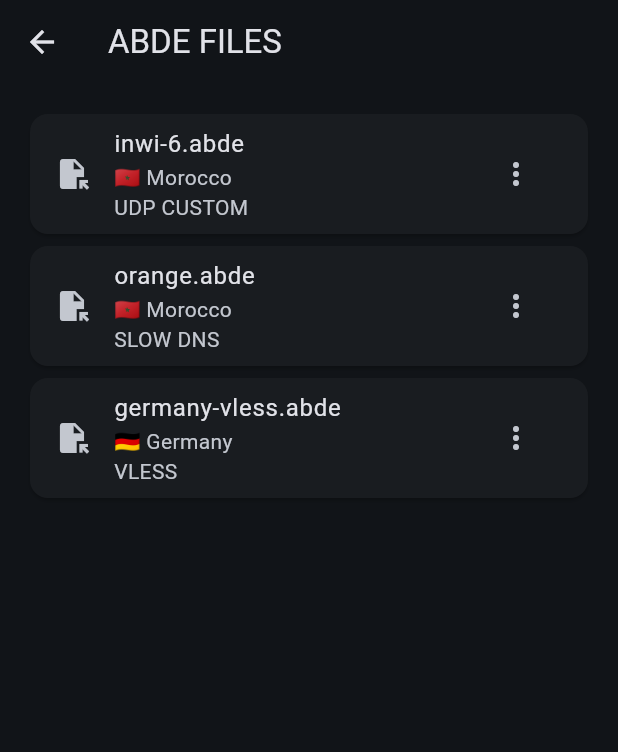
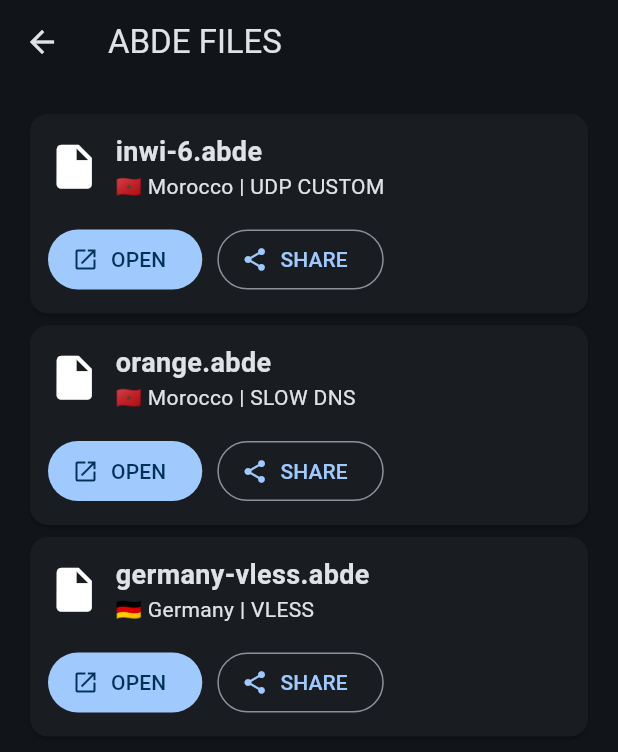
Before and after one commit to hakimfreefire2008-a11y/ABDELLALI.X.VPS, a Flutter app: the HcFilesScreen screen opened directly, on a phone screen of 412 x 824 dp. Shown: the top 752 px of the screen. Run offline on Flutter 3.47's test engine with Material 3 defaults, Android fonts, the phone set to English and light mode, and no system bars; our stand-ins replace share_plus.

Commit message:
Create ABDE files manager with open and share

```diff
--- a/lib/screens/hc_files_screen.dart
+++ b/lib/screens/hc_files_screen.dart
@@ -1,4 +1,6 @@
 import 'package:flutter/material.dart';
+import '../services/abde_file_service.dart';
+import '../services/action_service.dart';
 
 
 class HcFilesScreen extends StatelessWidget {
@@ -32,7 +34,9 @@
         "country": "🇩🇪 Germany",
       },
 
+
     ];
+
 
 
     return Scaffold(
@@ -44,6 +48,7 @@
         ),
 
       ),
+
 
 
       body: ListView.builder(
@@ -59,54 +64,240 @@
           final file = files[index];
 
 
+
           return Card(
 
-            child: ListTile(
+            child: Padding(
 
-              leading: const Icon(
-                Icons.file_open,
-              ),
+              padding: const EdgeInsets.all(12),
 
 
-              title: Text(
-                file["name"]!,
-              ),
+              child: Column(
+
+                crossAxisAlignment:
+                    CrossAxisAlignment.start,
 
 
-              subtitle: Text(
-                "${file["country"]}\n${file["type"]}",
-              ),
+                children: [
 
 
-              trailing: PopupMenuButton(
+                  Row(
 
-                itemBuilder: (context)=>[
+                    children: [
 
-                  const PopupMenuItem(
 
-                    value: "download",
+                      const Icon(
+                        Icons.insert_drive_file,
+                        size: 35,
+                      ),
 
-                    child: Text(
-                      "Download",
-                    ),
+
+                      const SizedBox(
+                        width: 10,
+                      ),
+
+
+                      Expanded(
+
+                        child: Column(
+
+                          crossAxisAlignment:
+                              CrossAxisAlignment.start,
+
+
+                          children: [
+
+
+                            Text(
+
+                              file["name"]!,
+
+                              style:
+                              const TextStyle(
+
+                                fontSize: 18,
+
+                                fontWeight:
+                                FontWeight.bold,
+
+                              ),
+
+                            ),
+
+
+
+                            Text(
+
+                              "${file["country"]} | ${file["type"]}",
+
+                            ),
+
+
+                          ],
+
+                        ),
+
+                      ),
+
+
+                    ],
 
                   ),
 
 
-                  const PopupMenuItem(
 
-                    value: "share",
+                  const SizedBox(height: 15),
 
-                    child: Text(
-                      "Share",
-                    ),
+
+
+                  Row(
+
+                    children: [
+
+
+
+                      FilledButton.icon(
+
+                        onPressed: () async {
+
+
+                          final content =
+                              await AbdeFileService.loadFile(
+                                file["name"]!,
+                              );
+
+
+
+                          if(context.mounted){
+
+                            showDialog(
+
+                              context: context,
+
+
+                              builder: (context){
+
+
+                                return AlertDialog(
+
+
+                                  title: Text(
+                                    file["name"]!,
+                                  ),
+
+
+                                  content: SingleChildScrollView(
+
+                                    child: Text(
+                                      content,
+                                    ),
+
+                                  ),
+
+
+                                  actions: [
+
+
+                                    TextButton(
+
+                                      onPressed: (){
+
+                                        Navigator.pop(context);
+
+                                      },
+
+                                      child:
+                                      const Text(
+                                        "CLOSE",
+                                      ),
+
+                                    )
+
+
+                                  ],
+
+
+                                );
+
+
+                              },
+
+                            );
+
+                          }
+
+
+                        },
+
+
+                        icon:
+                        const Icon(
+                          Icons.open_in_new,
+                        ),
+
+
+                        label:
+                        const Text(
+                          "OPEN",
+                        ),
+
+
+                      ),
+
+
+
+                      const SizedBox(
+                        width: 10,
+                      ),
+
+
+
+
+                      OutlinedButton.icon(
+
+                        onPressed: () async {
+
+
+                          final content =
+                              await AbdeFileService.loadFile(
+                                file["name"]!,
+                              );
+
+
+
+                          ActionService.shareConfig(
+                            content,
+                          );
+
+
+                        },
+
+
+                        icon:
+                        const Icon(
+                          Icons.share,
+                        ),
+
+
+                        label:
+                        const Text(
+                          "SHARE",
+                        ),
+
+
+                      ),
+
+
+
+                    ],
 
                   ),
+
+
 
                 ],
 
               ),
-
 
             ),
 
```
Also changed, not shown: lib/services/abde_file_service.dart (added, +20 -0 lines).
